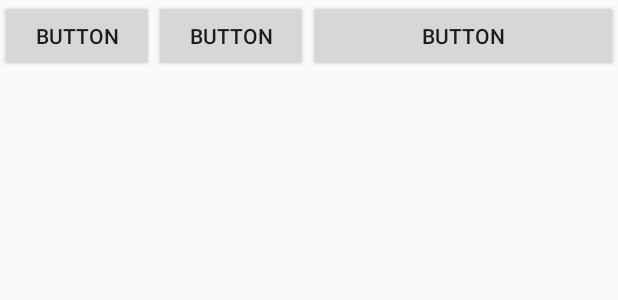
After one commit to AM903103/Atm2017, an Android app: the layout row2.xml on its own in the app's theme, with its tools: preview values and no code run, on a phone screen of 412 x 824 dp. The commit adds this screen. Shown: the top 300 px of the screen. Run offline under Robolectric (Android 15) with nearby library versions, the phone set to English and light mode, and no system bars.

Commit message:
Flag for SimpleCursorAdapter, LinearLayout/Weight

```diff
--- a/app/src/main/java/com/litto/atm/FinanceActivity.java
+++ b/app/src/main/java/com/litto/atm/FinanceActivity.java
@@ -9,6 +9,7 @@ import android.support.v7.app.AppCompatActivity;
 import android.support.v7.widget.Toolbar;
 import android.util.Log;
 import android.view.View;
+import android.widget.CursorAdapter;
 import android.widget.ListView;
 import android.widget.SimpleCursorAdapter;
 
@@ -36,7 +37,7 @@ public class FinanceActivity extends AppCompatActivity {
                 from, to,
 //                new String[]{"cdate", "info"},
 //                new int[]{android.R.id.text1, android.R.id.text2},
-                0
+                CursorAdapter.FLAG_AUTO_REQUERY
         );
         list.setAdapter(adapter);
 
--- /dev/null
+++ b/app/src/main/res/layout/row2.xml
@@ -0,0 +1,25 @@
+<?xml version="1.0" encoding="utf-8"?>
+<LinearLayout xmlns:android="http://schemas.android.com/apk/res/android"
+    android:layout_width="match_parent"
+    android:layout_height="match_parent"
+    android:orientation="horizontal">
+
+    <Button
+        android:id="@+id/button4"
+        android:layout_width="0dp"
+        android:layout_height="wrap_content"
+        android:layout_weight="1"
+        android:text="Button" />
+
+    <Button
+        android:layout_width="0dp"
+        android:layout_height="wrap_content"
+        android:layout_weight="1"
+        android:text="Button" />
+
+    <Button
+        android:layout_width="0dp"
+        android:layout_height="wrap_content"
+        android:layout_weight="2"
+        android:text="Button" />
+</LinearLayout>
```
